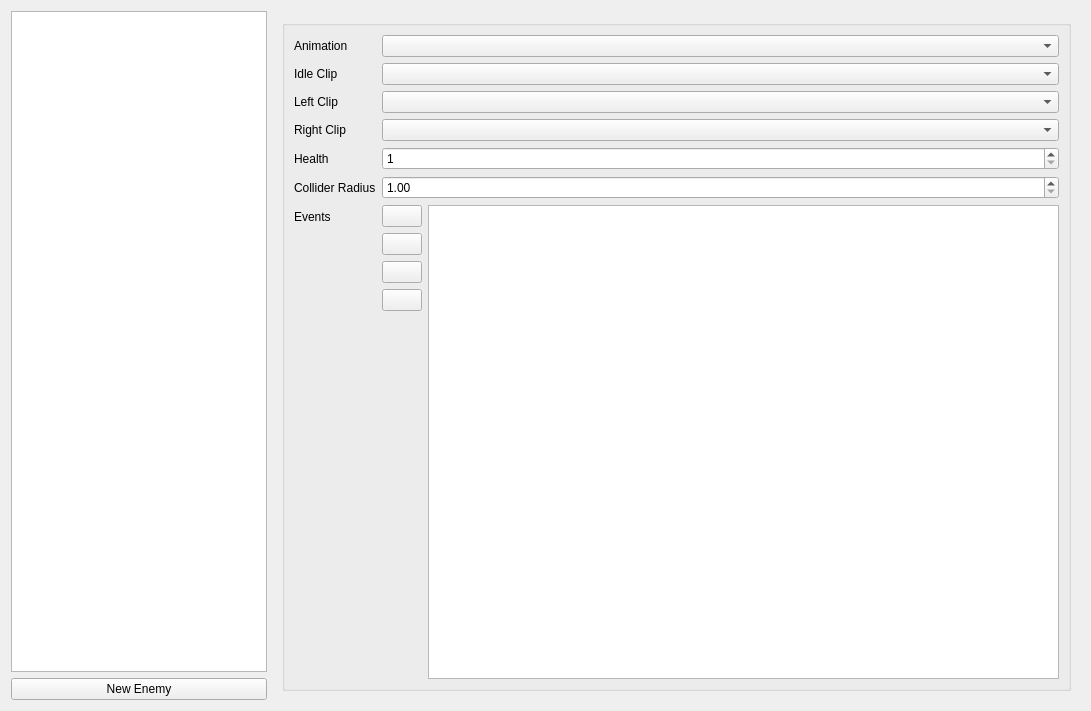
Old version of the form tools/def_editor/ui/enemies.ui in the repository aleios/SpaceProjectDreamcast.
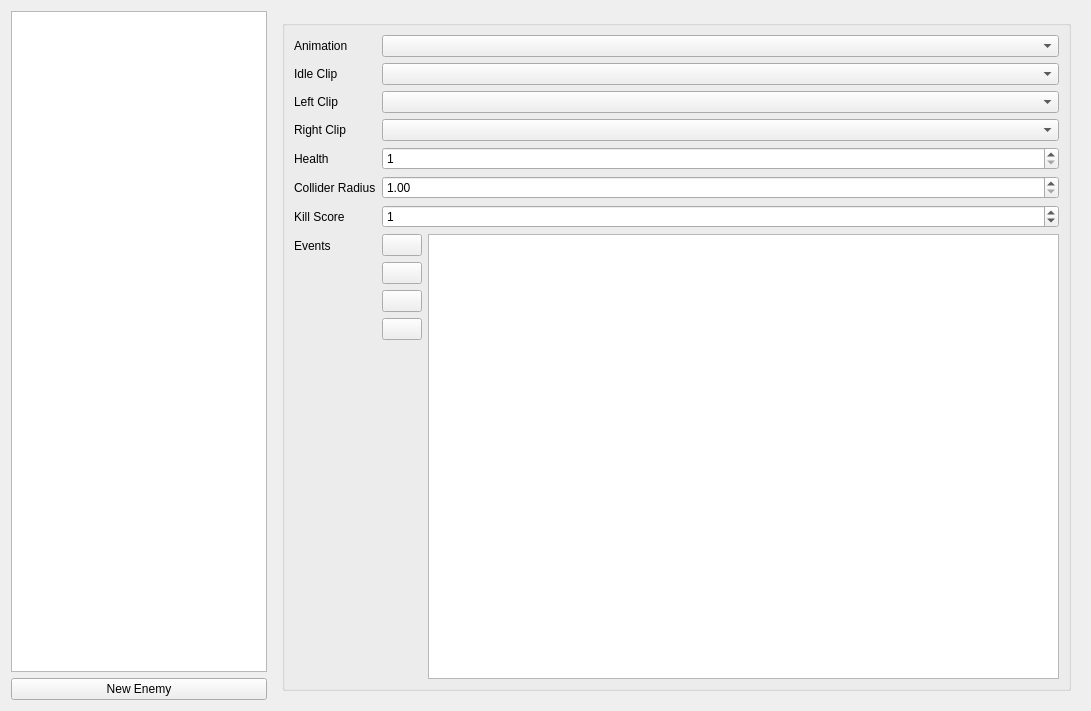
New version of the form. Icons and pictures are not drawn.

Commit message: feat: Primitive score setting for enemies and collectables. chore: Remove incremental score fix: Add in collision radius for enemies.

The edit to the form file:
```diff
--- a/tools/def_editor/ui/enemies.ui
+++ b/tools/def_editor/ui/enemies.ui
@@ -169,14 +169,14 @@
             </property>
            </widget>
           </item>
-          <item row="6" column="0">
+          <item row="7" column="0">
            <widget class="QLabel" name="label_9">
             <property name="text">
              <string>Events</string>
             </property>
            </widget>
           </item>
-          <item row="6" column="1">
+          <item row="7" column="1">
            <layout class="QHBoxLayout" name="horizontalLayout_3">
             <item>
              <layout class="QVBoxLayout" name="verticalLayout_2">
@@ -246,6 +246,26 @@
             </item>
            </layout>
           </item>
+          <item row="6" column="0">
+           <widget class="QLabel" name="label_2">
+            <property name="text">
+             <string>Kill Score</string>
+            </property>
+           </widget>
+          </item>
+          <item row="6" column="1">
+           <widget class="QSpinBox" name="sbScore">
+            <property name="minimum">
+             <number>-10000</number>
+            </property>
+            <property name="maximum">
+             <number>10000</number>
+            </property>
+            <property name="value">
+             <number>1</number>
+            </property>
+           </widget>
+          </item>
          </layout>
         </widget>
        </item>
```
The commit also changes 25 other files.
